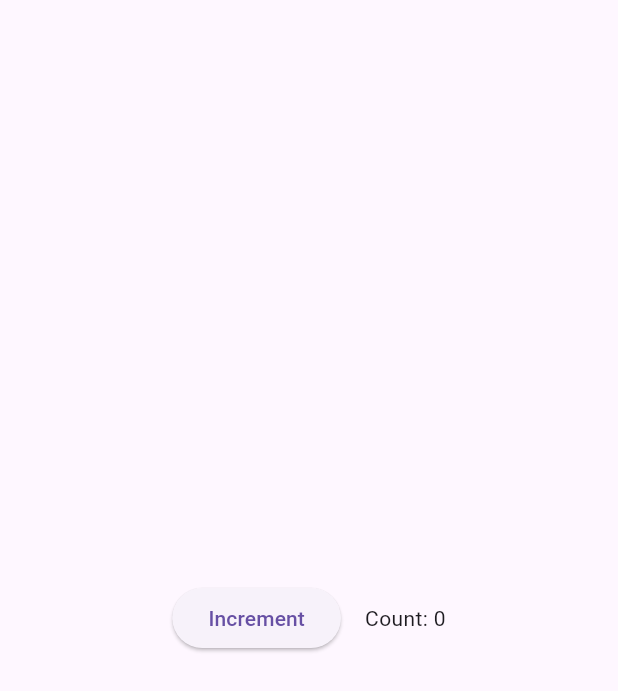
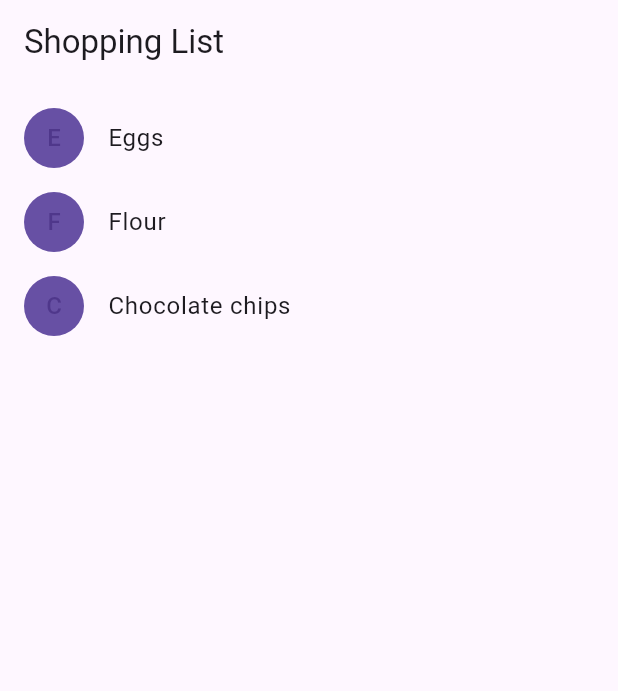
Before and after one commit to Moayadooh/shopping_cart, a Flutter app: the screen it shows after launch, on a phone screen of 412 x 824 dp. Shown: the top 691 px of the screen. Run offline on Flutter 3.47's test engine with Material 3 defaults, Android fonts, the phone set to English and light mode, and no system bars.

Commit message:
create shopping list example

```diff
--- a/lib/auth.dart
+++ /dev/null
@@ -1,44 +0,0 @@
-import 'package:flutter/material.dart';
-
-class Auth extends StatefulWidget {
-  const Auth({super.key});
-
-  @override
-  State<Auth> createState() {
-    return _Auth();
-  }
-}
-
-class _Auth extends State<Auth> {
-  int _counter = 0;
-  void _increment() {
-    setState(() {
-      _counter++;
-    });
-  }
-
-  @override
-  Widget build(BuildContext context) {
-    return Scaffold(
-      body: Center(
-        child: Row(
-          mainAxisAlignment: MainAxisAlignment.center,
-          children: [
-            ElevatedButton(
-              onPressed: _increment,
-              child: const Text(
-                'Increment',
-              ),
-            ),
-            const SizedBox(
-              width: 16,
-            ),
-            Text(
-              'Count: $_counter',
-            ),
-          ],
-        ),
-      ),
-    );
-  }
-}
--- a/lib/main.dart
+++ b/lib/main.dart
@@ -1,13 +1,20 @@
 import 'package:flutter/material.dart';
-import 'package:shopping_cart/auth.dart';
+import 'package:shopping_cart/model/product.dart';
+import 'package:shopping_cart/shopping_list.dart';
 
 void main() {
   runApp(
     const MaterialApp(
-      title: "Test",
-      home: Auth(),
+      title: 'Shopping App',
+      home: ShoppingList(
+        products: [
+          Product(name: 'Eggs'),
+          Product(name: 'Flour'),
+          Product(name: 'Chocolate chips'),
+        ],
+      ),
     ),
   );
 }
 
-//https://docs.flutter.dev/ui#changing-widgets-in-response-to-input
+//https://docs.flutter.dev/ui#bringing-it-all-together
--- /dev/null
+++ b/lib/model/product.dart
@@ -0,0 +1,5 @@
+class Product {
+  const Product({required this.name});
+
+  final String name;
+}
--- /dev/null
+++ b/lib/shopping_list.dart
@@ -0,0 +1,57 @@
+import 'package:flutter/material.dart';
+import 'package:shopping_cart/model/product.dart';
+import 'package:shopping_cart/shopping_list_item.dart';
+
+class ShoppingList extends StatefulWidget {
+  const ShoppingList({required this.products, super.key});
+
+  final List<Product> products;
+
+  // The framework calls createState the first time
+  // a widget appears at a given location in the tree.
+  // If the parent rebuilds and uses the same type of
+  // widget (with the same key), the framework re-uses
+  // the State object instead of creating a new State object.
+
+  @override
+  State<ShoppingList> createState() => _ShoppingListState();
+}
+
+class _ShoppingListState extends State<ShoppingList> {
+  final _shoppingCart = <Product>{};
+
+  void _handleCartChanged(Product product, bool inCart) {
+    setState(() {
+      // When a user changes what's in the cart, you need
+      // to change _shoppingCart inside a setState call to
+      // trigger a rebuild.
+      // The framework then calls build, below,
+      // which updates the visual appearance of the app.
+
+      if (!inCart) {
+        _shoppingCart.add(product);
+      } else {
+        _shoppingCart.remove(product);
+      }
+    });
+  }
+
+  @override
+  Widget build(BuildContext context) {
+    return Scaffold(
+      appBar: AppBar(
+        title: const Text('Shopping List'),
+      ),
+      body: ListView(
+        padding: const EdgeInsets.symmetric(vertical: 8),
+        children: widget.products.map((product) {
+          return ShoppingListItem(
+            product: product,
+            inCart: _shoppingCart.contains(product),
+            onCartChanged: _handleCartChanged,
+          );
+        }).toList(),
+      ),
+    );
+  }
+}
--- /dev/null
+++ b/lib/shopping_list_item.dart
@@ -0,0 +1,53 @@
+import 'package:flutter/material.dart';
+import 'package:shopping_cart/model/product.dart';
+
+typedef CartChangedCallback = Function(Product product, bool inCart);
+
+class ShoppingListItem extends StatelessWidget {
+  ShoppingListItem({
+    required this.product,
+    required this.inCart,
+    required this.onCartChanged,
+  }) : super(key: ObjectKey(product));
+
+  final Product product;
+  final bool inCart;
+  final CartChangedCallback onCartChanged;
+
+  Color _getColor(BuildContext context) {
+    // The theme depends on the BuildContext because different
+    // parts of the tree can have different themes.
+    // The BuildContext indicates where the build is
+    // taking place and therefore which theme to use.
+
+    return inCart //
+        ? Colors.black54
+        : Theme.of(context).primaryColor;
+  }
+
+  TextStyle? _getTextStyle(BuildContext context) {
+    if (!inCart) return null;
+
+    return const TextStyle(
+      color: Colors.black54,
+      decoration: TextDecoration.lineThrough,
+    );
+  }
+
+  @override
+  Widget build(BuildContext context) {
+    return ListTile(
+      onTap: () {
+        onCartChanged(product, inCart);
+      },
+      leading: CircleAvatar(
+        backgroundColor: _getColor(context),
+        child: Text(product.name[0]),
+      ),
+      title: Text(
+        product.name,
+        style: _getTextStyle(context),
+      ),
+    );
+  }
+}
```
